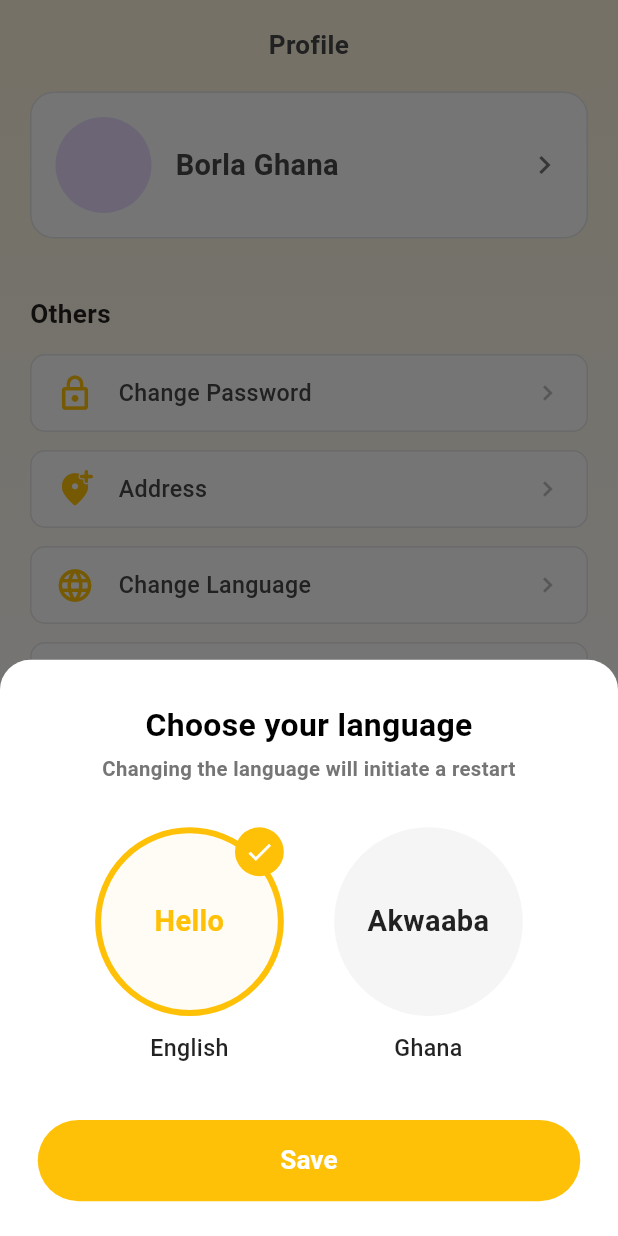
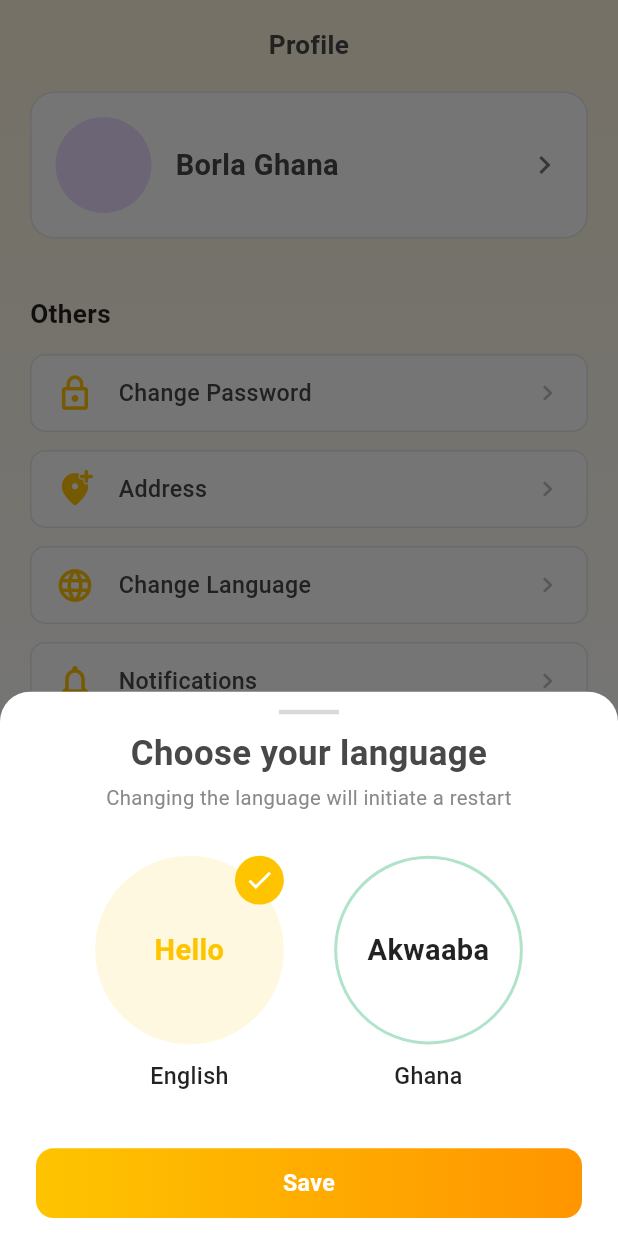
Before and after one commit to Muzahid379/project_borla_borla, a Flutter app: the ProfileScreenCopy screen opened by its route, after a tap on "Change Language", on a phone screen of 412 x 824 dp. Run offline on Flutter 3.47's test engine with Material 3 defaults, Android fonts, the phone set to English and light mode, and no system bars; our stand-ins replace cached_network_image, dotted_border, flutter_screenutil, flutter_svg, geocoding, geolocator and 6 more; missing offline and left inert: phone_form_field; accounts and stored records are empty; network calls fail; Roboto replaces fonts that are missing (SFPro).

Commit message:
correction of user part is ongoing

```diff
--- a/lib/bottom-sheets/user_lang_sheet.dart
+++ b/lib/bottom-sheets/user_lang_sheet.dart
@@ -1,27 +1,40 @@
 
 import 'package:flutter/material.dart';
 import 'package:flutter_screenutil/flutter_screenutil.dart';
+import 'package:get/get.dart';
 import 'package:project_borla/theme/app_color.dart';
+import 'package:project_borla/theme/common_button_copy.dart';
 
+import '../language/language_service.dart';
+import '../role/components/custom_container.dart';
 import '../theme/common_text_two.dart';
+import '../utils/app_texts.dart';
 
 
-class LanguageSelectionBottomSheet extends StatefulWidget {
-  const LanguageSelectionBottomSheet({super.key});
+class UserLanguageSelectionBottomSheet extends StatefulWidget {
+  const UserLanguageSelectionBottomSheet({super.key});
 
   @override
-  State<LanguageSelectionBottomSheet> createState() =>
-      _LanguageSelectionBottomSheetState();
+  State<UserLanguageSelectionBottomSheet> createState() =>
+      _UserLanguageSelectionBottomSheetState();
 }
 
-class _LanguageSelectionBottomSheetState
-    extends State<LanguageSelectionBottomSheet> {
+class _UserLanguageSelectionBottomSheetState
+    extends State<UserLanguageSelectionBottomSheet> {
   String selectedLanguage = 'English';
 
   final List<Map<String, String>> languages = [
     {'name': 'English', 'greeting': 'Hello'},
     {'name': 'Ghana', 'greeting': 'Akwaaba'},
   ];
+
+  void changeToEnglish() {
+    Get.updateLocale(const Locale('en', 'US'));
+  }
+
+  void changeToGhana() {
+    Get.updateLocale(const Locale('ak', 'GH'));
+  }
 
   @override
   Widget build(BuildContext context) {
@@ -32,27 +45,33 @@ class _LanguageSelectionBottomSheetState
       ),
       child: SafeArea(
         child: Padding(
-          padding: EdgeInsets.fromLTRB(24.w, 32.h, 24.w, 24.h),
+          padding: EdgeInsets.symmetric(horizontal: 24, vertical: 12),
           child: Column(
             mainAxisSize: MainAxisSize.min,
             crossAxisAlignment: CrossAxisAlignment.center,
             children: [
+
+              CustomContainer(
+                  height: 3,
+                  width: 40,
+                  color: AppColors.gray200,
+                  child: SizedBox()),
               // Title
-              const CommonText(
-                text: 'Choose your language',
-                fontSize: 22,
-                fontWeight: FontWeight.w700,
-                color: Colors.black,
+              SizedBox(height: 12.h),
+              CommonText(
+                text: AppTexts.chooseLanguage,
+                fontSize: 24,
+                fontWeight: FontWeight.w600,
                 textAlign: TextAlign.center,
               ),
               SizedBox(height: 8.h),
 
               // Subtitle
               CommonText(
-                text: 'Changing the language will initiate a restart',
+                text: AppTexts.languageRestartNote,
                 fontSize: 14,
-                fontWeight: FontWeight.w700,
-                color: Colors.grey[600]!,
+                fontWeight: FontWeight.w400,
+                color: AppColors.gray300,
                 textAlign: TextAlign.center,
               ),
               SizedBox(height: 32.h),
@@ -71,6 +90,11 @@ class _LanguageSelectionBottomSheetState
                       setState(() {
                         selectedLanguage = lang['name']!;
                       });
+                      if(selectedLanguage == 'English'){
+                        changeToEnglish();
+                      }else{
+                        changeToGhana();
+                      }
                     },
                   );
                 }).toList(),
@@ -78,39 +102,35 @@ class _LanguageSelectionBottomSheetState
               SizedBox(height: 40.h),
 
               // Save Button
-              SizedBox(
-                width: double.infinity,
-                height: 56.h,
-                child: ElevatedButton(
-                  onPressed: () {
-                    Navigator.pop(context);
-                    ScaffoldMessenger.of(context).showSnackBar(
-                      SnackBar(
-                        content: CommonText(
-                          text:
-                          'Language changed to $selectedLanguage',
-                          fontSize: 14,
-                          fontWeight: FontWeight.w700,
-                          color: AppColors.white,
-                        ),
-                      ),
+              CommonButton(
+                onTap: () async {
+                  // 🔹 1. Change app language + save to storage
+                  if (selectedLanguage == 'English') {
+                    await LanguageService.changeLocale(
+                      const Locale('en', 'US'),
                     );
-                  },
-                  style: ElevatedButton.styleFrom(
-                    backgroundColor: Colors.amber,
-                    shape: RoundedRectangleBorder(
-                      borderRadius: BorderRadius.circular(28.r),
-                    ),
-                    elevation: 0,
-                  ),
-                  child: const CommonText(
-                    text: 'Save',
-                    fontSize: 18,
-                    fontWeight: FontWeight.w700,
-                    color: Colors.white,
-                  ),
-                ),
-              ),
+                  } else {
+                    await LanguageService.changeLocale(
+                      const Locale('ak', 'GH'),
+                    );
+                  }
+
+                  // 🔹 2. Close bottom sheet
+                  Navigator.pop(context);
+
+                  // 🔹 3. Feedback to user
+                  Get.snackbar(
+                    'Success',
+                    'Language changed to $selectedLanguage',
+                    snackPosition: SnackPosition.BOTTOM,
+                  );
+                },
+                firstGradient: AppColors.orange300,
+                secondGradient: AppColors.orange500,
+                buttonRadius: 12,
+                borderWidth: Get.width,
+                titleText: "Save",
+              )
             ],
           ),
         ),
@@ -148,11 +168,11 @@ class LanguageOption extends StatelessWidget {
                 decoration: BoxDecoration(
                   shape: BoxShape.circle,
                   color: isSelected
-                      ? Color(0xFFFFFCF5)
-                      : Colors.grey[100],
+                      ? AppColors.orange100
+                      :  Colors.transparent,
                   border: Border.all(
-                    color: isSelected ? Colors.amber : Colors.transparent,
-                    width: 4,
+                    color: !isSelected ? AppColors.green100 : Colors.transparent,
+                    width: 2,
                   ),
                 ),
                 child: Center(
@@ -160,7 +180,7 @@ class LanguageOption extends StatelessWidget {
                     text: greeting,
                     fontSize: 20,
                     fontWeight: FontWeight.w600,
-                    color: isSelected ? Colors.amber : Colors.black87,
+                    color: isSelected ? AppColors.orange300 : Colors.black87,
                   ),
                 ),
               ),
@@ -180,7 +200,7 @@ class LanguageOption extends StatelessWidget {
               child: Container(
                 padding: EdgeInsets.all(6.w),
                 decoration: const BoxDecoration(
-                  color: Colors.amber,
+                  color: AppColors.orange300,
                   shape: BoxShape.circle,
                 ),
                 child: const Icon(
--- a/lib/screens/profile-screens/profile_screen_copy.dart
+++ b/lib/screens/profile-screens/profile_screen_copy.dart
@@ -24,7 +24,7 @@ class ProfileScreenCopy extends StatelessWidget {
       context: context,
       isScrollControlled: true, // Allows full height if needed
       backgroundColor: Colors.transparent,
-      builder: (context) => const LanguageSelectionBottomSheet(),
+      builder: (context) => const UserLanguageSelectionBottomSheet(),
     );
   }
 
--- a/lib/screens/waste-screens/waste_category_screen.dart
+++ b/lib/screens/waste-screens/waste_category_screen.dart
@@ -76,7 +76,7 @@ class _WasteCategoryScreenState extends State<WasteCategoryScreen> {
       context: context,
       isScrollControlled: true, // Allows full height if needed
       backgroundColor: Colors.transparent,
-      builder: (context) => const LanguageSelectionBottomSheet(),
+      builder: (context) => const UserLanguageSelectionBottomSheet(),
     );
   }
 
--- a/lib/theme/app_color.dart
+++ b/lib/theme/app_color.dart
@@ -35,7 +35,8 @@ class AppColors {
   static const Color gray500 = Color(0xff4F4F4F);
 
   static const Color orange50 = Color(0xffFFF9E6);
-  static const Color orange100 = Color(0xFFFFF4D2);
+  static const Color orange100 = Color(0xffFFF8E0);
+  static const Color orange150 = Color(0xFFFFF4D2);
   static const Color orange200 = Color(0xffFFD600);
   static const Color orange300 = Color(0xffFEC400);
   static const Color orange500 = Color(0xffFF9500);
```
Also changed, not shown: lib/role/commonScreens/profile/innerWidget/language_bottom_sheet.dart (+19 -12 lines), lib/screens/search-place-screens/location_search_screen_two.dart (+25 -142 lines).
